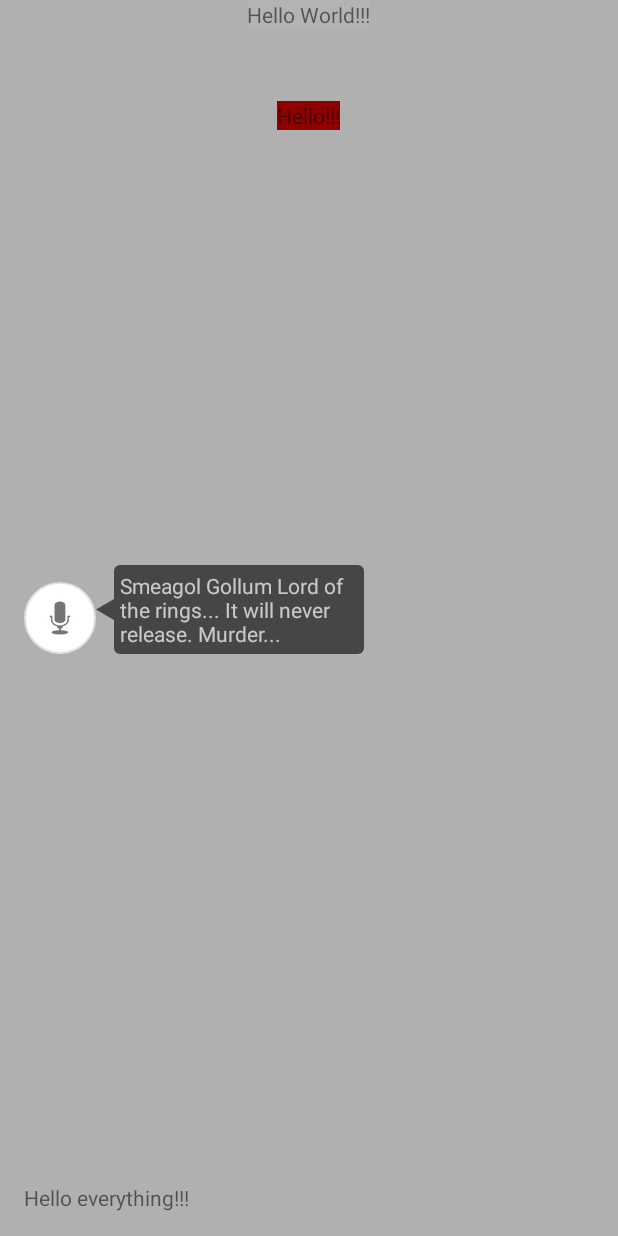
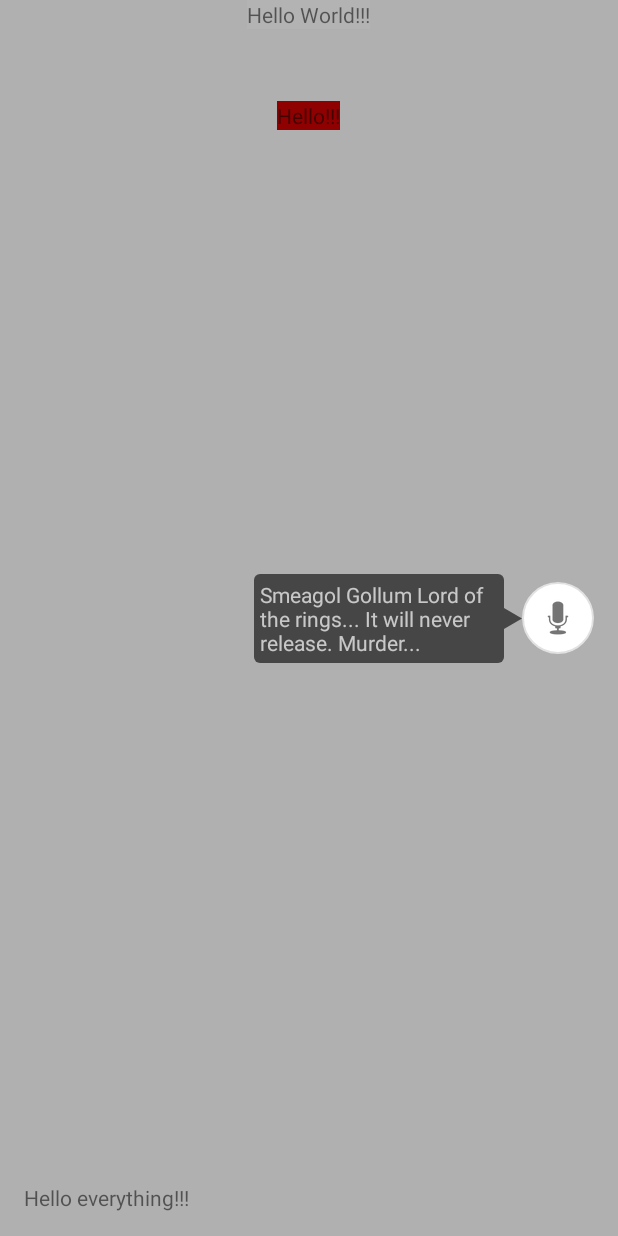
Before and after one commit to vadimZasovin/AppTips, an Android app: the screen it shows after launch (MainActivity), after a tap on "Hello World!!!", on a phone screen of 412 x 824 dp. Run offline under Robolectric (Android 15) with nearby library versions, the phone set to English and light mode, and no system bars.

Commit message:
updated sample activity

```diff
--- a/sample/src/main/java/com/imogene/sample/MainActivity.java
+++ b/sample/src/main/java/com/imogene/sample/MainActivity.java
@@ -71,7 +71,7 @@ public class MainActivity extends AppCompatActivity {
     private Tip createOneMoreTip(){
         Tip tip = appTips.newTip(R.id.imageButton1,
                 "Smeagol Gollum Lord of the rings... It will never release. Murder...");
-        //tip.setAlign(Tip.ALIGN_LEFT);
+        tip.setAlign(Tip.ALIGN_LEFT);
         tip.setMinWidth(0);
         tip.setMaxWidth(250);
         return tip;
--- a/sample/src/main/res/layout/activity_main.xml
+++ b/sample/src/main/res/layout/activity_main.xml
@@ -46,9 +46,9 @@
             android:id="@+id/imageButton1"
             android:layout_width="48dp"
             android:layout_height="48dp"
-            android:layout_gravity="center_vertical|start"
-            android:layout_marginLeft="16dp"
-            android:layout_marginStart="16dp"
+            android:layout_gravity="center_vertical|end"
+            android:layout_marginRight="16dp"
+            android:layout_marginEnd="16dp"
             android:src="@android:drawable/ic_btn_speak_now"
             android:background="@drawable/test_background"
             android:clickable="true"
```
